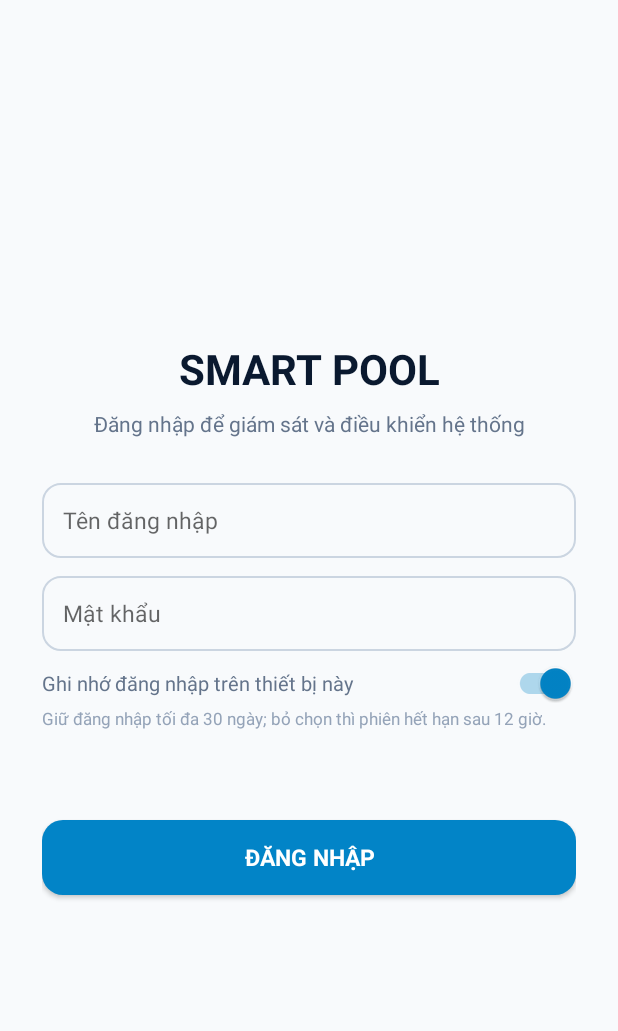
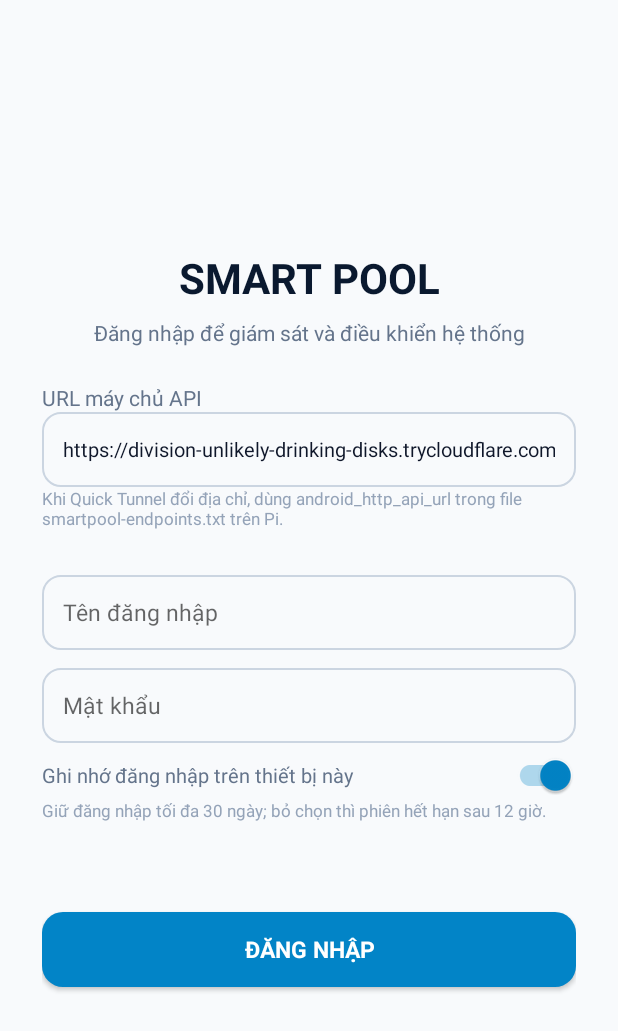
Before and after one commit to LunaBui17/smartpool, an Android app: the screen it shows after launch (LoginActivity), on a phone screen of 412 x 824 dp. Shown: the top 1031 px of the screen. Run offline under Robolectric (Android 15) with nearby library versions, the phone set to English and light mode, and no system bars; our stand-ins replace Volley.

Commit message:
update url

```diff
--- a/android-app/app/src/main/java/com/buiducluan23011767/ck/AppConfig.java
+++ b/android-app/app/src/main/java/com/buiducluan23011767/ck/AppConfig.java
@@ -63,7 +63,7 @@ public class AppConfig {
     private static final String KEY_TOPIC_CMD_PUMP_OUT = "mqtt_topic_cmd_pump_out";
 
     private static final String KEY_HTTP_API_URL = "http_api_url";
-    private static final String KEY_HTTP_API_URL_MIGRATED = "http_api_url_migrated_165";
+    private static final String KEY_HTTP_API_URL_MIGRATED = "http_api_url_migrated_cloudflare_v1";
     private static final String KEY_HTTP_POLL_INTERVAL = "http_poll_interval";
     private static final String KEY_CONTROL_MODE = "control_mode";
     private static final String KEY_INTERLOCK_ENABLED = "interlock_enabled";
@@ -106,7 +106,7 @@ public class AppConfig {
     public static final String DEFAULT_TOPIC_CMD_PUMP_IN = "smartpool/cmd/bom_vao";
     public static final String DEFAULT_TOPIC_CMD_PUMP_OUT = "smartpool/cmd/bom_ra";
 
-    public static final String DEFAULT_HTTP_API_URL = "http://192.168.10.165/pool_api/pool_api.php";
+    public static final String DEFAULT_HTTP_API_URL = "https://division-unlikely-drinking-disks.trycloudflare.com/pool_api/pool_api.php";
     public static final int DEFAULT_HTTP_POLL_INTERVAL = 3;
 
     private static AppConfig instance;
@@ -117,8 +117,11 @@ public class AppConfig {
                 .getSharedPreferences(PREF_NAME, Context.MODE_PRIVATE);
         if (!prefs.getBoolean(KEY_HTTP_API_URL_MIGRATED, false)) {
             SharedPreferences.Editor edit = prefs.edit();
-            if ("http://192.168.10.214/pool_api/pool_api.php".equals(
-                    prefs.getString(KEY_HTTP_API_URL, null))) {
+            String savedUrl = prefs.getString(KEY_HTTP_API_URL, "").trim();
+            if (savedUrl.isEmpty()
+                    || "http://192.168.10.214/pool_api/pool_api.php".equals(savedUrl)
+                    || "http://192.168.10.165/pool_api/pool_api.php".equals(savedUrl)
+                    || "https://karma-unpleased-stoppage.ngrok-free.dev/pool_api/pool_api.php".equals(savedUrl)) {
                 edit.putString(KEY_HTTP_API_URL, DEFAULT_HTTP_API_URL);
             }
             edit.putBoolean(KEY_HTTP_API_URL_MIGRATED, true).apply();
--- a/android-app/app/src/main/res/layout/activity_login.xml
+++ b/android-app/app/src/main/res/layout/activity_login.xml
@@ -29,6 +29,32 @@
             android:text="Đăng nhập để giám sát và điều khiển hệ thống"
             android:textColor="@color/text_secondary"
             android:textSize="14sp" />
+
+        <TextView
+            android:layout_width="match_parent"
+            android:layout_height="wrap_content"
+            android:layout_marginTop="24dp"
+            android:labelFor="@id/edtLoginApiUrl"
+            android:text="URL máy chủ API"
+            android:textColor="@color/text_secondary" />
+
+        <EditText
+            android:id="@+id/edtLoginApiUrl"
+            android:layout_width="match_parent"
+            android:layout_height="wrap_content"
+            android:minHeight="50dp"
+            android:background="@drawable/bg_input_field"
+            android:inputType="textUri"
+            android:padding="14dp"
+            android:textColor="@color/text_primary"
+            android:textSize="13sp" />
+
+        <TextView
+            android:layout_width="match_parent"
+            android:layout_height="wrap_content"
+            android:text="Khi Quick Tunnel đổi địa chỉ, dùng android_http_api_url trong file smartpool-endpoints.txt trên Pi."
+            android:textColor="@color/text_muted"
+            android:textSize="11sp" />
 
         <EditText
             android:id="@+id/edtLoginUsername"
--- a/android-app/app/src/main/res/layout/activity_settings.xml
+++ b/android-app/app/src/main/res/layout/activity_settings.xml
@@ -940,7 +940,7 @@
                     android:layout_height="46dp"
                     android:layout_marginTop="6dp"
                     android:background="@drawable/bg_input_field"
-                    android:hint="http://192.168.10.165/pool_api/pool_api.php"
+                    android:hint="https://your-tunnel.trycloudflare.com/pool_api/pool_api.php"
                     android:inputType="textUri"
                     android:paddingStart="12dp"
                     android:paddingEnd="12dp"
--- a/android-app/gradle.properties
+++ b/android-app/gradle.properties
@@ -16,6 +16,3 @@ org.gradle.jvmargs=-Xmx2048m -Dfile.encoding=UTF-8
 # has changed. Additionally, Gradle applies performance optimizations to task execution.
 org.gradle.configuration-cache=true
 android.r8.gradual.support=true
-org.gradle.java.home=C:/Program Files/Android/Android Studio/jbr
-org.gradle.java.installations.auto-detect=false
-org.gradle.java.installations.paths=C:/Program Files/Android/Android Studio/jbr
```
Also changed, not shown: android-app/app/src/main/java/com/buiducluan23011767/ck/LoginActivity.java (+25 -4 lines).
